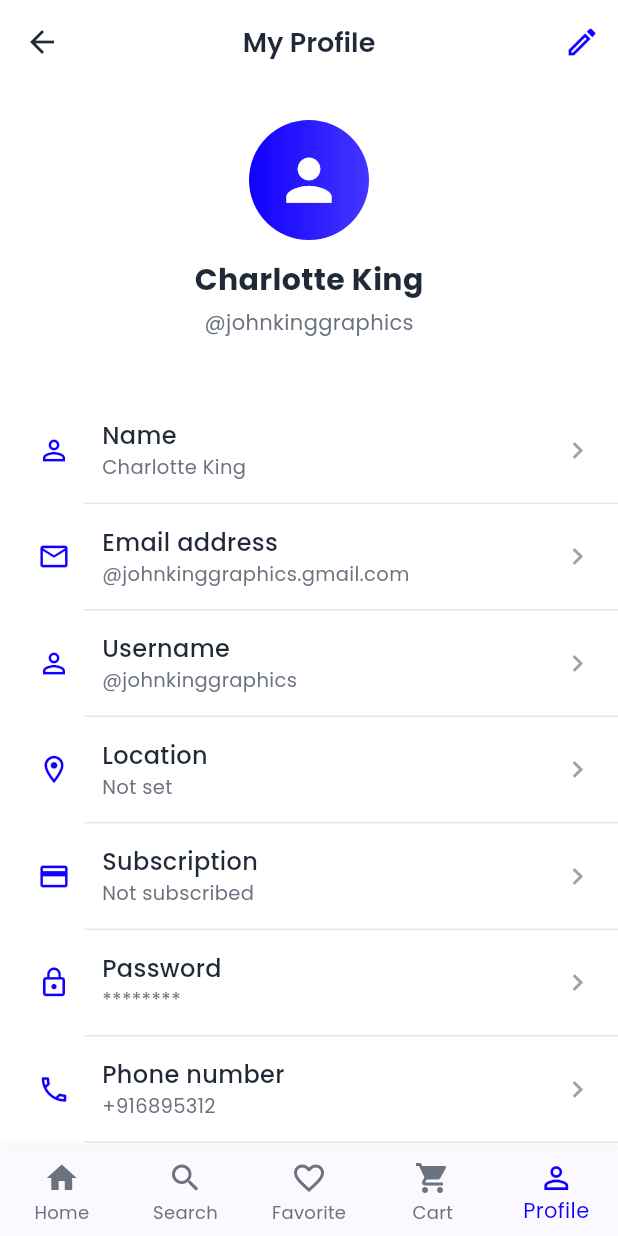
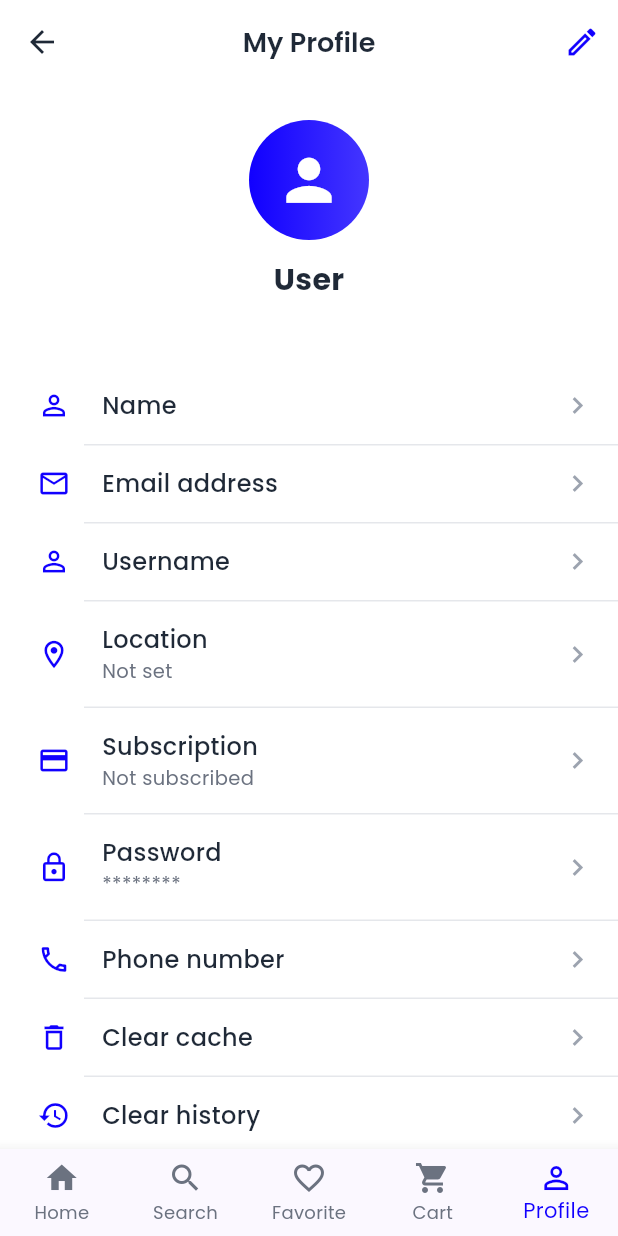
Before and after one commit to eyadaboulnasr88/ecommerce_app, a Flutter app: the ProfileScreen screen opened by its route, on a phone screen of 412 x 824 dp. Run offline on Flutter 3.47's test engine with Material 3 defaults, Android fonts, the phone set to English and light mode, and no system bars; our stand-ins replace cloud_firestore, firebase_auth, firebase_core, flutter_bloc, google_fonts, google_sign_in and 2 more; accounts and stored records are empty.

Commit message:
fixed profile screen hard coded data,added update user info method which saves directly to firebase

```diff
--- a/lib/features/profile/screens/profile_screen.dart
+++ b/lib/features/profile/screens/profile_screen.dart
@@ -1,6 +1,7 @@
 import 'package:flutter/material.dart';
 import 'package:google_fonts/google_fonts.dart';
 import 'package:firebase_auth/firebase_auth.dart';
+import 'package:cloud_firestore/cloud_firestore.dart';
 import 'package:ecommerce_app/core/routes/app_routes.dart';
 
 class ProfileColors {
@@ -23,12 +24,67 @@ class ProfileScreen extends StatefulWidget {
 }
 
 class _ProfileScreenState extends State<ProfileScreen> {
-  String userName = "Charlotte King";
-  String userEmail = "@johnkinggraphics.gmail.com";
-  String userUsername = "@johnkinggraphics";
-  String userPhone = "+916895312";
-  String userLocation = "";
-  String userSubscription = "";
+  String userName = '';
+  String userEmail = '';
+  String userUsername = '';
+  String userPhone = '';
+  String userLocation = '';
+  String userSubscription = '';
+
+  @override
+  void initState() {
+    super.initState();
+    _loadUserData();
+  }
+
+  Future<void> _loadUserData() async {
+    final user = FirebaseAuth.instance.currentUser;
+    if (user == null) return;
+    if (!mounted) return;
+    setState(() {
+      userName = user.displayName ?? '';
+      userEmail = user.email ?? '';
+    });
+    try {
+      final doc = await FirebaseFirestore.instance
+          .collection('users')
+          .doc(user.uid)
+          .get();
+      if (!mounted) return;
+      if (doc.exists) {
+        final data = doc.data()!;
+        setState(() {
+          if (userName.isEmpty) userName = data['name'] ?? '';
+          userUsername = data['username'] ?? '';
+          userPhone = data['phone'] ?? '';
+          userLocation = data['location'] ?? '';
+          userSubscription = data['subscription'] ?? '';
+        });
+      }
+    } catch (_) {}
+  }
+
+  Future<void> _saveToFirebase() async {
+    final user = FirebaseAuth.instance.currentUser;
+    if (user == null) return;
+    try {
+      if (user.displayName != userName) {
+        await user.updateDisplayName(userName);
+      }
+      await FirebaseFirestore.instance
+          .collection('users')
+          .doc(user.uid)
+          .set({
+        'name': userName,
+        'email': userEmail,
+        'username': userUsername,
+        'phone': userPhone,
+        'location': userLocation,
+        'subscription': userSubscription,
+        'updatedAt': FieldValue.serverTimestamp(),
+      }, SetOptions(merge: true));
+    } catch (_) {}
+  }
 
   void _updateUserData(Map<String, dynamic> data) {
     setState(() {
@@ -39,6 +95,7 @@ class _ProfileScreenState extends State<ProfileScreen> {
       if (data.containsKey('location')) userLocation = data['location'];
       if (data.containsKey('subscription')) userSubscription = data['subscription'];
     });
+    _saveToFirebase();
   }
 
   @override
@@ -67,7 +124,7 @@ class _ProfileScreenState extends State<ProfileScreen> {
       body: SingleChildScrollView(
         child: Column(
           children: [
-            const ProfileHeader(),
+            ProfileHeader(name: userName, username: userUsername),
             const SizedBox(height: 16),
             SettingsMenu(
               userName: userName,
@@ -90,7 +147,7 @@ class _ProfileScreenState extends State<ProfileScreen> {
 
   void _showEditProfileDialog() {
     final TextEditingController nameController = TextEditingController(text: userName);
-    final TextEditingController emailController = TextEditingController(text: userEmail.replaceAll('@', '').replaceAll('.gmail.com', ''));
+    final TextEditingController emailController = TextEditingController(text: userEmail);
     final TextEditingController usernameController = TextEditingController(text: userUsername.replaceAll('@', ''));
     final TextEditingController phoneController = TextEditingController(text: userPhone);
 
@@ -129,10 +186,13 @@ class _ProfileScreenState extends State<ProfileScreen> {
             onPressed: () {
               setState(() {
                 userName = nameController.text;
-                userEmail = '${emailController.text}@gmail.com';
-                userUsername = '@${usernameController.text}';
+                userEmail = emailController.text;
+                userUsername = usernameController.text.startsWith('@')
+                    ? usernameController.text
+                    : '@${usernameController.text}';
                 userPhone = phoneController.text;
               });
+              _saveToFirebase();
               Navigator.pop(context);
               ScaffoldMessenger.of(context).showSnackBar(
                 const SnackBar(content: Text('Profile updated successfully!')),
@@ -178,7 +238,10 @@ class _ProfileScreenState extends State<ProfileScreen> {
 }
 
 class ProfileHeader extends StatelessWidget {
-  const ProfileHeader({super.key});
+  final String name;
+  final String username;
+
+  const ProfileHeader({super.key, required this.name, required this.username});
 
   @override
   Widget build(BuildContext context) {
@@ -202,7 +265,7 @@ class ProfileHeader extends StatelessWidget {
           ),
           const SizedBox(height: 12),
           Text(
-            'Charlotte King',
+            name.isEmpty ? 'User' : name,
             style: GoogleFonts.poppins(
               fontSize: 20,
               fontWeight: FontWeight.bold,
@@ -210,13 +273,14 @@ class ProfileHeader extends StatelessWidget {
             ),
           ),
           const SizedBox(height: 4),
-          Text(
-            '@johnkinggraphics',
-            style: GoogleFonts.poppins(
-              fontSize: 14,
-              color: ProfileColors.textSecondary,
+          if (username.isNotEmpty)
+            Text(
+              username,
+              style: GoogleFonts.poppins(
+                fontSize: 14,
+                color: ProfileColors.textSecondary,
+              ),
             ),
-          ),
         ],
       ),
     );
@@ -650,12 +714,14 @@ class LogoutButton extends StatelessWidget {
               );
               try {
                 await FirebaseAuth.instance.signOut();
+                if (!context.mounted) return;
                 Navigator.pushNamedAndRemoveUntil(
                   context,
                   AppRoutes.signIn,
                   (route) => false,
                 );
               } catch (e) {
+                if (!context.mounted) return;
                 ScaffoldMessenger.of(context).showSnackBar(
                   SnackBar(content: Text('Error: $e')),
                 );
```
